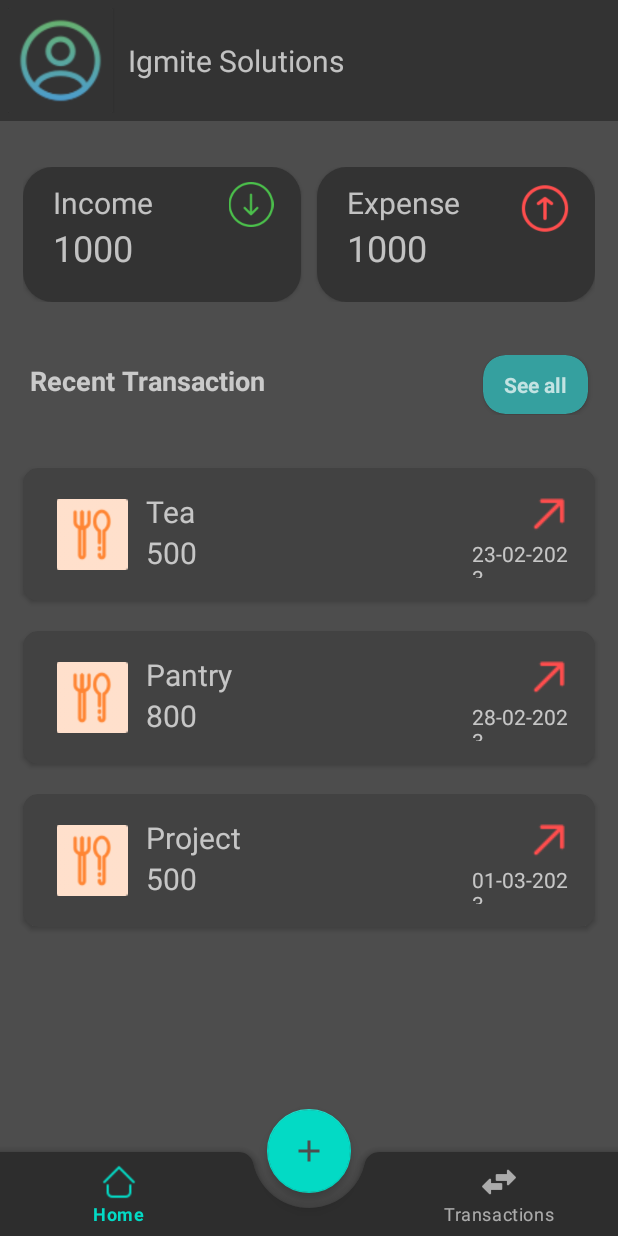
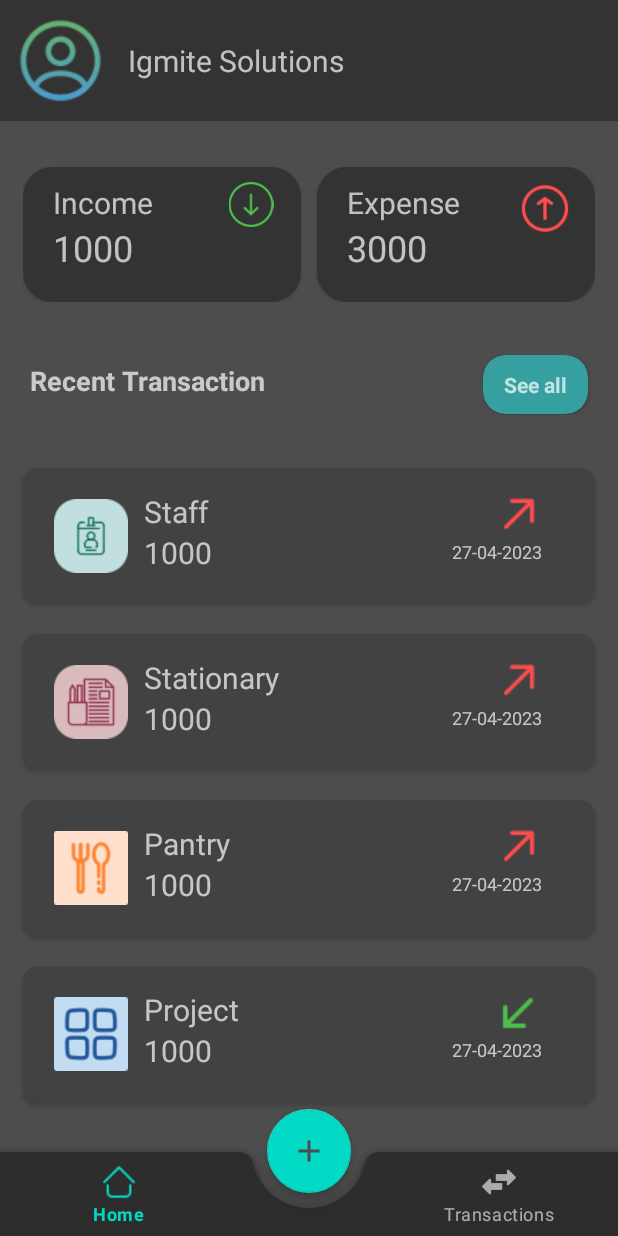
Before and after one commit to TrackME-PM/TrackMe, an Android app: the Activity_HomePage screen opened directly, with no data from a screen before it, on a phone screen of 412 x 824 dp. Run offline under Robolectric (Android 15) with nearby library versions, the phone set to English and light mode, and no system bars.

Commit message:
[Bottom Nav Feature] Nav position Fixed

```diff
--- a/app/src/main/java/com/example/trackme/Activity_HomePage.java
+++ b/app/src/main/java/com/example/trackme/Activity_HomePage.java
@@ -28,11 +28,11 @@ public class Activity_HomePage extends AppCompatActivity {
     ViewPagerAdapter viewPagerAdapter;
 
     BottomNavigationView bottomNavigationView;
-    TextView userName;
+    TextView userName, incAmt, expAmt;
     ActivityHomePageBinding binding;
 
     CardAdapter cardAdapter;
-    List<cards> cardsList;
+    List<cards> cardsList, tempList;
     RecyclerView recyclerView;
     @Override
     protected void onCreate(Bundle savedInstanceState) {
@@ -95,22 +95,47 @@ public class Activity_HomePage extends AppCompatActivity {
         userName.setText("Igmite Solutions");
 
         cardsList = new ArrayList<>();
-        cards card1 = new cards("Tea",500,"23-02-2023", 1);
-        cards card2 = new cards("Pantry",800,"28-02-2023", 1);
-        cards card3 = new cards("Project",500,"01-03-2023", 0);
-        cards card4 = new cards("Staff",1000,"27-04-2023", 1);
-        cards card5 = new cards("Tea",1000,"27-04-2023", 1);
-        cards card6 = new cards("Pantry",1000,"27-04-2023", 1);
-        cards card7 = new cards("Project",1000,"27-04-2023", 1);
+        tempList= new ArrayList<>();
+        cards card1 = new cards("Tea",500,"23-02-2023", 1,1);
+        cards card2 = new cards("Pantry",800,"28-02-2023",1, 1);
+        cards card3 = new cards("Project",500,"01-03-2023", 2);
+        cards card4 = new cards("Staff",1000,"27-04-2023", 4,1);
+        cards card5 = new cards("Stationary",1000,"27-04-2023",3, 1);
+        cards card6 = new cards("Pantry",1000,"27-04-2023", 1, 1);
+        cards card7 = new cards("Project",1000,"27-04-2023", 2);
 
 
         cardsList.add(card1);
         cardsList.add(card2);
         cardsList.add(card3);
+        cardsList.add(card4);
+        cardsList.add(card5);
+        cardsList.add(card6);
+        cardsList.add(card7);
+
+        incAmt = findViewById(R.id.incomeAmt);
+        expAmt = findViewById(R.id.expenseAmt);
+
+        int exp = 0, inc = 0;
+        for(cards card : cardsList) {
+            String date = card.getDate();
+            if (date == "27-04-2023") {
+                tempList.add(card);
+                int num = card.getAmount();
+                if(card.getExpId() == 1){
+                    exp += num;
+                }
+                if(card.getExpId() == 2){
+                    inc += num;
+                }
+            }
+        }
+        incAmt.setText(Integer.toString(inc));
+        expAmt.setText(Integer.toString(exp));
 
 
         recyclerView = findViewById(R.id.itemsRecycler);
-        cardAdapter = new CardAdapter(Activity_HomePage.this, cardsList);
+        cardAdapter = new CardAdapter(Activity_HomePage.this, tempList);
         recyclerView.setAdapter(cardAdapter);
         recyclerView.setLayoutManager(new LinearLayoutManager(Activity_HomePage.this));
 
--- a/app/src/main/java/com/example/trackme/Activity_Transaction.java
+++ b/app/src/main/java/com/example/trackme/Activity_Transaction.java
@@ -181,11 +181,11 @@ public class Activity_Transaction extends AppCompatActivity {
         cardsList = new ArrayList<>();
         cards card1 = new cards("Tea",500,"23-02-2023", 1,1);
         cards card2 = new cards("Pantry",800,"28-02-2023", 1,1);
-        cards card3 = new cards("Project",500,"01-03-2023", 0);
+        cards card3 = new cards("Project",500,"01-03-2023", 2);
         cards card4 = new cards("Staff",1000,"27-04-2023", 4, 1);
         cards card5 = new cards("Tea",1000,"27-04-2023", 1,1);
         cards card6 = new cards("Pantry",1000,"27-04-2023", 1,1);
-        cards card7 = new cards("Project",1000,"27-04-2023", 0);
+        cards card7 = new cards("Project",1000,"27-04-2023", 2);
         cards card8 = new cards("Stationary",1000,"27-04-2023",3, 1);
         cards card9 = new cards("Travel",1000,"27-04-2023",2, 1);
 
--- a/app/src/main/java/com/example/trackme/adapter/CardAdapter.java
+++ b/app/src/main/java/com/example/trackme/adapter/CardAdapter.java
@@ -38,6 +38,8 @@ public class CardAdapter extends RecyclerView.Adapter<cardHolder>{
         holder.setCardDescription(card.getDescription().toString());
         holder.setAmount(card.getAmount());
         holder.setDate(card.getDate());
+        holder.setCategory(card.getCatId());
+        holder.setType(card.getExpId());
     }
 
     @Override
--- a/app/src/main/java/com/example/trackme/cards.java
+++ b/app/src/main/java/com/example/trackme/cards.java
@@ -6,14 +6,6 @@ public class cards {
     private int amount;
     private String date;
     private int expId, catId;
-
-    public int getCatId() {
-        return catId;
-    }
-
-    public void setCatId(int catId) {
-        this.catId = catId;
-    }
 
     public cards(String description, int amount, String date, int catId, int expId) {
         this.description = description;
@@ -65,6 +57,13 @@ public class cards {
         this.expId = expId;
     }
 
+    public int getCatId() {
+        return catId;
+    }
+
+    public void setCatId(int catId) {
+        this.catId = catId;
+    }
 
 
 }
--- a/app/src/main/java/com/example/trackme/holder/cardHolder.java
+++ b/app/src/main/java/com/example/trackme/holder/cardHolder.java
@@ -1,6 +1,7 @@
 package com.example.trackme.holder;
 
 import android.view.View;
+import android.widget.ImageView;
 import android.widget.TextView;
 
 import androidx.annotation.NonNull;
@@ -11,12 +12,14 @@ import com.example.trackme.R;
 public class cardHolder extends RecyclerView.ViewHolder {
 
     TextView desc, amt, curDate;
-
+    ImageView img, type;
     public cardHolder(@NonNull View itemView) {
         super(itemView);
         desc = itemView.findViewById(R.id.description);
         amt = itemView.findViewById(R.id.amount);
         curDate = itemView.findViewById(R.id.date);
+        img = itemView.findViewById(R.id.categoryIcon);
+        type = itemView.findViewById(R.id.typeArr);
     }
     public void setCardDescription(String description){
         desc.setText(description);
@@ -30,4 +33,33 @@ public class cardHolder extends RecyclerView.ViewHolder {
     public void setDate(String date) {
         curDate.setText(date);
     }
+
+    public void setCategory(int catId){
+        switch (catId){
+            case 1:
+                img.setImageResource(R.drawable.food_icon);
+                break;
+            case 2:
+                img.setImageResource(R.drawable.travel_icon);
+                break;
+            case 3:
+                img.setImageResource(R.drawable.stationary_icon);
+                break;
+            case 4:
+                img.setImageResource(R.drawable.staff_icon);
+                break;
+            default:
+                img.setImageResource(R.drawable.other_icon);
+                break;
+
+        }
+    }
+    public void setType(int expId){
+        if(expId == 2){
+            type.setImageResource(R.drawable.arr_inc);
+        }
+        else{
+            type.setImageResource(R.drawable.arr_exp);
+        }
+    }
 }
--- a/app/src/main/res/layout/activity_home_page.xml
+++ b/app/src/main/res/layout/activity_home_page.xml
@@ -222,25 +222,24 @@
             </androidx.cardview.widget.CardView>
         </RelativeLayout>
 
-        <androidx.recyclerview.widget.RecyclerView
-            android:id="@+id/itemsRecycler"
-            android:layout_marginTop="20dp"
-            android:layout_width="match_parent"
-            android:layout_height="wrap_content"
-            android:layout_margin="5dp">
-
-        </androidx.recyclerview.widget.RecyclerView>
     </LinearLayout>
 
-    <FrameLayout
-        android:id="@+id/navBarView"
+
+    <androidx.coordinatorlayout.widget.CoordinatorLayout
+        android:layout_gravity="bottom"
         android:layout_width="match_parent"
         android:layout_height="match_parent">
 
-        <androidx.coordinatorlayout.widget.CoordinatorLayout
-            android:layout_gravity="bottom"
+        <androidx.recyclerview.widget.RecyclerView
+            android:id="@+id/itemsRecycler"
+            android:layout_marginBottom="?actionBarSize"
             android:layout_width="match_parent"
-            android:layout_height="match_parent">
+            android:layout_height="wrap_content"
+            android:layout_margin="5dp"
+            android:layout_marginTop="20dp">
+
+        </androidx.recyclerview.widget.RecyclerView>
+
         <com.google.android.material.bottomappbar.BottomAppBar
             android:id="@+id/bottomAppBar"
             android:layout_width="match_parent"
@@ -274,6 +273,4 @@
         </com.google.android.material.floatingactionbutton.FloatingActionButton>
     </androidx.coordinatorlayout.widget.CoordinatorLayout>
 
-
-    </FrameLayout>
 </LinearLayout>
--- a/app/src/main/res/layout/row_item.xml
+++ b/app/src/main/res/layout/row_item.xml
@@ -17,8 +17,8 @@
 
         <ImageView
             android:id="@+id/categoryIcon"
-            android:layout_width="61dp"
-            android:layout_height="58dp"
+            android:layout_width="60dp"
+            android:layout_height="60dp"
             android:layout_marginEnd="5dp"
             android:padding="5dp"
             android:src="@drawable/food_icon">
@@ -31,7 +31,7 @@
             android:orientation="vertical">
             <TextView
                 android:id="@+id/description"
-                android:layout_width="212dp"
+                android:layout_width="200dp"
                 android:layout_height="wrap_content"
                 android:layout_marginEnd="5dp"
                 android:text="description"
@@ -41,7 +41,7 @@
 
             <TextView
                 android:id="@+id/amount"
-                android:layout_width="212dp"
+                android:layout_width="200dp"
                 android:layout_height="wrap_content"
                 android:layout_marginEnd="5dp"
                 android:text="1000"
@@ -56,6 +56,7 @@
             android:layout_height="match_parent">
 
             <ImageView
+                android:id="@+id/typeArr"
                 android:src="@drawable/arr_exp"
                 android:layout_gravity="end"
                 android:layout_width="wrap_content"
@@ -66,6 +67,7 @@
                 android:id="@+id/date"
                 android:layout_width="wrap_content"
                 android:layout_height="match_parent"
+                android:textSize="12sp"
                 android:text="Date">
 
             </TextView>
```
